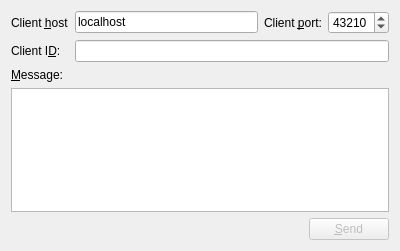
Old version of the form server/src/server.ui in the repository KL-7/client-server-notifier.
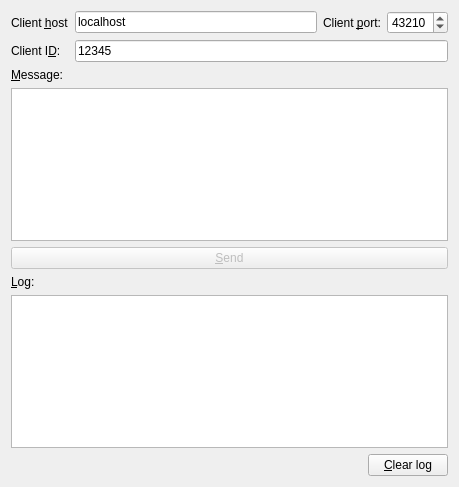
New version of the form.

```diff
--- a/server/src/server.ui
+++ b/server/src/server.ui
@@ -6,8 +6,8 @@
    <rect>
     <x>0</x>
     <y>0</y>
-    <width>400</width>
-    <height>251</height>
+    <width>459</width>
+    <height>487</height>
    </rect>
   </property>
   <property name="minimumSize">
@@ -19,7 +19,7 @@
   <property name="windowTitle">
    <string>Server</string>
   </property>
-  <layout class="QVBoxLayout" name="verticalLayout_4">
+  <layout class="QVBoxLayout" name="verticalLayout_6">
    <item>
     <layout class="QHBoxLayout" name="horizontalLayout_3">
      <item>
@@ -80,7 +80,11 @@
         </layout>
        </item>
        <item>
-        <widget class="QLineEdit" name="clientIdLineEdit"/>
+        <widget class="QLineEdit" name="clientIdLineEdit">
+         <property name="text">
+          <string>12345</string>
+         </property>
+        </widget>
        </item>
       </layout>
      </item>
@@ -104,6 +108,42 @@
     </layout>
    </item>
    <item>
+    <widget class="QPushButton" name="sendPushButton">
+     <property name="enabled">
+      <bool>false</bool>
+     </property>
+     <property name="text">
+      <string>&amp;Send</string>
+     </property>
+     <property name="default">
+      <bool>true</bool>
+     </property>
+    </widget>
+   </item>
+   <item>
+    <layout class="QVBoxLayout" name="verticalLayout_5">
+     <item>
+      <layout class="QVBoxLayout" name="verticalLayout_4">
+       <item>
+        <widget class="QLabel" name="label_5">
+         <property name="text">
+          <string>&amp;Log:</string>
+         </property>
+         <property name="buddy">
+          <cstring>logTextEdit</cstring>
+         </property>
+        </widget>
+       </item>
+       <item>
+        <widget class="QTextEdit" name="logTextEdit">
+         <property name="readOnly">
+          <bool>true</bool>
+         </property>
+        </widget>
+       </item>
+      </layout>
+     </item>
+     <item>
     <layout class="QHBoxLayout" name="horizontalLayout_2">
      <item>
       <spacer name="horizontalSpacer">
@@ -119,17 +159,13 @@
       </spacer>
      </item>
      <item>
-      <widget class="QPushButton" name="sendPushButton">
-       <property name="enabled">
-        <bool>false</bool>
-       </property>
+        <widget class="QPushButton" name="clearLogPushButton">
        <property name="text">
-        <string>&amp;Send</string>
-       </property>
-       <property name="default">
-        <bool>true</bool>
-       </property>
-      </widget>
+          <string>&amp;Clear log</string>
+         </property>
+        </widget>
+       </item>
+      </layout>
      </item>
     </layout>
    </item>
```
Left out of the diff: 19 changed lines with no effect on the pictures. Lines whose indentation alone changed are shown as unchanged.
